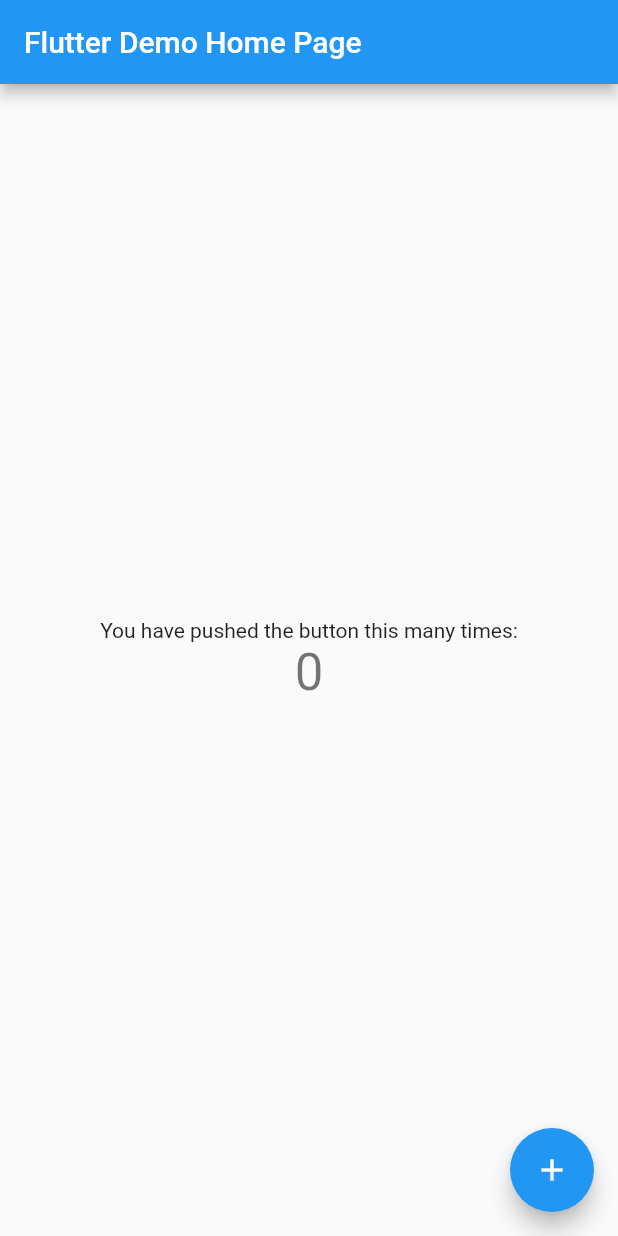
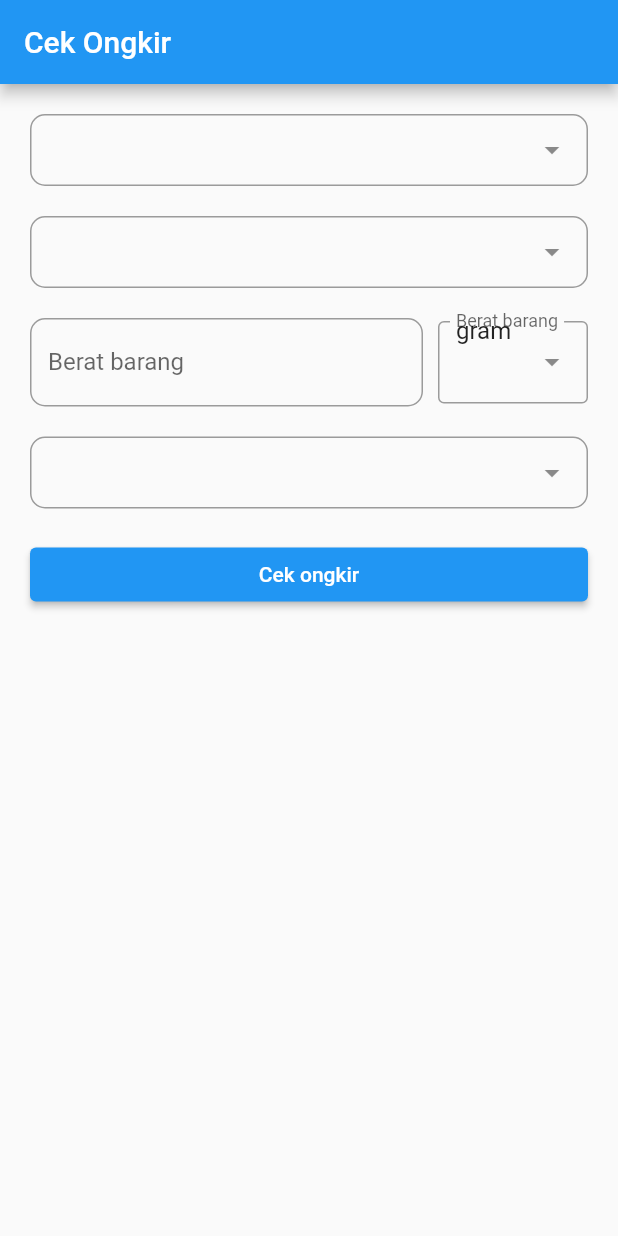
Before and after one commit to ariobramantyo/cek-ongkir, a Flutter app: the screen it shows after launch, on a phone screen of 412 x 824 dp. Run offline on Flutter 3.47's test engine with Material 2 defaults, Android fonts, the phone set to English and light mode, and no system bars; drawn by our look-alikes of dropdown_search; our stand-ins replace get.

Commit message:
finish for get data from API and simple UI

```diff
--- /dev/null
+++ b/lib/controller/ongkir_controller.dart
@@ -0,0 +1,25 @@
+import 'package:flutter/cupertino.dart';
+import 'package:get/get.dart';
+
+class OngkirController extends GetxController {
+  var sourceProvinceIsSelected = false.obs;
+  var destinationProvinceIsSelected = false.obs;
+  var sourceCityIsSelected = false.obs;
+  var destinationCityIsSelected = false.obs;
+
+  var sourceProvinceId = '0'.obs;
+  var destinationProvinceId = '0'.obs;
+
+  var weigthType = 'gram'.obs;
+
+  var courierIsSelected = false.obs;
+  var courier = ''.obs;
+
+  late TextEditingController weigthController;
+
+  @override
+  void onInit() {
+    weigthController = TextEditingController();
+    super.onInit();
+  }
+}
--- a/lib/main.dart
+++ b/lib/main.dart
@@ -1,113 +1,17 @@
+import 'package:cek_ongkir/view/home_page.dart';
 import 'package:flutter/material.dart';
+import 'package:get/get.dart';
 
 void main() {
   runApp(MyApp());
 }
 
 class MyApp extends StatelessWidget {
-  // This widget is the root of your application.
   @override
   Widget build(BuildContext context) {
-    return MaterialApp(
-      title: 'Flutter Demo',
-      theme: ThemeData(
-        // This is the theme of your application.
-        //
-        // Try running your application with "flutter run". You'll see the
-        // application has a blue toolbar. Then, without quitting the app, try
-        // changing the primarySwatch below to Colors.green and then invoke
-        // "hot reload" (press "r" in the console where you ran "flutter run",
-        // or simply save your changes to "hot reload" in a Flutter IDE).
-        // Notice that the counter didn't reset back to zero; the application
-        // is not restarted.
-        primarySwatch: Colors.blue,
-      ),
-      home: MyHomePage(title: 'Flutter Demo Home Page'),
+    return GetMaterialApp(
+      title: 'Cek Ongkir',
+      home: HomePage(),
     );
   }
 }
-
-class MyHomePage extends StatefulWidget {
-  MyHomePage({Key? key, required this.title}) : super(key: key);
-
-  // This widget is the home page of your application. It is stateful, meaning
-  // that it has a State object (defined below) that contains fields that affect
-  // how it looks.
-
-  // This class is the configuration for the state. It holds the values (in this
-  // case the title) provided by the parent (in this case the App widget) and
-  // used by the build method of the State. Fields in a Widget subclass are
-  // always marked "final".
-
-  final String title;
-
-  @override
-  _MyHomePageState createState() => _MyHomePageState();
-}
-
-class _MyHomePageState extends State<MyHomePage> {
-  int _counter = 0;
-
-  void _incrementCounter() {
-    setState(() {
-      // This call to setState tells the Flutter framework that something has
-      // changed in this State, which causes it to rerun the build method below
-      // so that the display can reflect the updated values. If we changed
-      // _counter without calling setState(), then the build method would not be
-      // called again, and so nothing would appear to happen.
-      _counter++;
-    });
-  }
-
-  @override
-  Widget build(BuildContext context) {
-    // This method is rerun every time setState is called, for instance as done
-    // by the _incrementCounter method above.
-    //
-    // The Flutter framework has been optimized to make rerunning build methods
-    // fast, so that you can just rebuild anything that needs updating rather
-    // than having to individually change instances of widgets.
-    return Scaffold(
-      appBar: AppBar(
-        // Here we take the value from the MyHomePage object that was created by
-        // the App.build method, and use it to set our appbar title.
-        title: Text(widget.title),
-      ),
-      body: Center(
-        // Center is a layout widget. It takes a single child and positions it
-        // in the middle of the parent.
-        child: Column(
-          // Column is also a layout widget. It takes a list of children and
-          // arranges them vertically. By default, it sizes itself to fit its
-          // children horizontally, and tries to be as tall as its parent.
-          //
-          // Invoke "debug painting" (press "p" in the console, choose the
-          // "Toggle Debug Paint" action from the Flutter Inspector in Android
-          // Studio, or the "Toggle Debug Paint" command in Visual Studio Code)
-          // to see the wireframe for each widget.
-          //
-          // Column has various properties to control how it sizes itself and
-          // how it positions its children. Here we use mainAxisAlignment to
-          // center the children vertically; the main axis here is the vertical
-          // axis because Columns are vertical (the cross axis would be
-          // horizontal).
-          mainAxisAlignment: MainAxisAlignment.center,
-          children: <Widget>[
-            Text(
-              'You have pushed the button this many times:',
-            ),
-            Text(
-              '$_counter',
-              style: Theme.of(context).textTheme.headline4,
-            ),
-          ],
-        ),
-      ),
-      floatingActionButton: FloatingActionButton(
-        onPressed: _incrementCounter,
-        tooltip: 'Increment',
-        child: Icon(Icons.add),
-      ), // This trailing comma makes auto-formatting nicer for build methods.
-    );
-  }
-}
--- /dev/null
+++ b/lib/models/city.dart
@@ -0,0 +1,25 @@
+class City {
+  String cityId;
+  String provinceId;
+  String province;
+  String type;
+  String cityName;
+
+  City({
+    required this.cityId,
+    required this.provinceId,
+    required this.province,
+    required this.type,
+    required this.cityName,
+  });
+
+  factory City.fromMap(Map<String, dynamic> map) {
+    return City(
+      cityId: map['city_id'],
+      provinceId: map['province_id'],
+      province: map['province'],
+      type: map['type'],
+      cityName: map['city_name'],
+    );
+  }
+}
--- /dev/null
+++ b/lib/models/province.dart
@@ -0,0 +1,10 @@
+class Province {
+  String provinceId;
+  String province;
+
+  Province({required this.provinceId, required this.province});
+
+  factory Province.fromMap(Map<String, dynamic> map) {
+    return Province(provinceId: map['province_id'], province: map['province']);
+  }
+}
--- /dev/null
+++ b/lib/utility.dart
@@ -0,0 +1,3 @@
+class Utils {
+  static const apiKey = '7a05755402744e6ce21769be9cf64555';
+}
--- a/lib/view/home_page.dart
+++ b/lib/view/home_page.dart
@@ -0,0 +1,190 @@
+import 'package:cek_ongkir/controller/ongkir_controller.dart';
+import 'package:cek_ongkir/view/widget/dropdown_city.dart';
+import 'package:cek_ongkir/view/widget/dropdown_province.dart';
+import 'package:dropdown_search/dropdown_search.dart';
+import 'package:flutter/material.dart';
+import 'package:flutter/services.dart';
+import 'package:get/get.dart';
+
+class HomePage extends StatelessWidget {
+  // const HomePage({Key? key}) : super(key: key);
+
+  final ongkirController = Get.put(OngkirController());
+
+  bool allSelected() {
+    return ongkirController.sourceProvinceIsSelected.value &&
+        ongkirController.sourceCityIsSelected.value &&
+        ongkirController.destinationProvinceIsSelected.value &&
+        ongkirController.destinationCityIsSelected.value &&
+        ongkirController.weigthController.text != '' &&
+        ongkirController.courierIsSelected.value;
+  }
+
+  @override
+  Widget build(BuildContext context) {
+    return Scaffold(
+      appBar: AppBar(
+        title: Text('Cek Ongkir'),
+      ),
+      body: SafeArea(
+        child: ListView(
+          padding: EdgeInsets.symmetric(horizontal: 20),
+          children: [
+            SizedBox(height: 20),
+            DropdownProvince(
+              type: 'asal',
+            ),
+            Obx(() {
+              return ongkirController.sourceProvinceIsSelected.value
+                  ? Padding(
+                      padding: EdgeInsets.only(top: 20),
+                      child: DropdownCity(
+                          provinceId: ongkirController.sourceProvinceId.value,
+                          type: 'asal'),
+                    )
+                  : SizedBox();
+            }),
+            SizedBox(height: 20),
+            DropdownProvince(
+              type: 'tujuan',
+            ),
+            Obx(() {
+              return ongkirController.destinationProvinceIsSelected.value
+                  ? Padding(
+                      padding: EdgeInsets.only(top: 20),
+                      child: DropdownCity(
+                          provinceId:
+                              ongkirController.destinationProvinceId.value,
+                          type: 'tujuan'),
+                    )
+                  : SizedBox();
+            }),
+            SizedBox(height: 20),
+            Row(
+              children: [
+                Expanded(
+                  child: TextField(
+                    controller: ongkirController.weigthController,
+                    decoration: InputDecoration(
+                      labelText: 'Berat barang',
+                      hintText: 'Berat barang',
+                      border: OutlineInputBorder(
+                        borderRadius: BorderRadius.circular(10),
+                      ),
+                    ),
+                    keyboardType:
+                        TextInputType.numberWithOptions(decimal: true),
+                  ),
+                ),
+                SizedBox(width: 10),
+                SizedBox(
+                  height: 55,
+                  width: 100,
+                  child: DropdownSearch<String>(
+                    mode: Mode.MENU,
+                    items: ['gram', 'kg'],
+                    selectedItem: 'gram',
+                    label: "Berat barang",
+                    hint: "Berat barang",
+                    popupItemBuilder: (context, item, isSelected) {
+                      return Container(
+                        padding: EdgeInsets.all(10),
+                        child: Text(
+                          item,
+                          style: TextStyle(fontSize: 20),
+                        ),
+                      );
+                    },
+                    onChanged: (String? type) {
+                      ongkirController.weigthType.value = type!;
+                    },
+                  ),
+                )
+              ],
+            ),
+            SizedBox(height: 20),
+            DropdownSearch<Map<String, dynamic>>(
+              mode: Mode.DIALOG,
+              items: [
+                {'code': 'jne', 'name': 'Jalur Nugraha Ekakurir (JNE)'},
+                {'code': 'pos', 'name': 'Perusahaan Opsional Surat (POS)'},
+                {'code': 'tiki', 'name': 'Titipan Kilat (TIKI)'},
+              ],
+              label: "Kurir",
+              hint: "Kurir",
+              dropdownSearchDecoration: InputDecoration(
+                  contentPadding:
+                      EdgeInsets.symmetric(horizontal: 10, vertical: 5),
+                  border: OutlineInputBorder(
+                    borderRadius: BorderRadius.circular(10),
+                  )),
+              popupItemBuilder: (context, item, isSelected) {
+                return Container(
+                  padding: EdgeInsets.all(10),
+                  child: Text(
+                    item['name'],
+                    style: TextStyle(fontSize: 20),
+                  ),
+                );
+              },
+              itemAsString: (item) {
+                return item['name'];
+              },
+              onChanged: (type) {
+                if (type != null) {
+                  ongkirController.courier.value = type['code'];
+                  ongkirController.courierIsSelected.value = true;
+                } else {
+                  ongkirController.courierIsSelected.value = false;
+                  ongkirController.courier.value = '';
+                }
+              },
+            ),
+            SizedBox(height: 20),
+            ElevatedButton(
+                onPressed: () {
+                  if (allSelected()) {
+                    Get.snackbar('Berhassil',
+                        'Cek ongkir berhasil semua data berhasil terinput',
+                        snackPosition: SnackPosition.BOTTOM);
+                  } else {
+                    Get.snackbar(
+                        'Gagal', 'Cek ongkir gagal, pastikan semua data terisi',
+                        snackPosition: SnackPosition.BOTTOM);
+                  }
+                },
+                child: Text('Cek ongkir')),
+            // Obx(() {
+            //   // if (ongkirController.sourceProvinceIsSelected.value &&
+            //   //     ongkirController.sourceCityIsSelected.value &&
+            //   //     ongkirController.destinationProvinceIsSelected.value &&
+            //   //     ongkirController.destinationCityIsSelected.value &&
+            //   //     ongkirController.weigthController.text != '' &&
+            //   //     ongkirController.courierIsSelected.value)
+            //   //   return Container(
+            //   //     height: 50,
+            //   //     color: Colors.red,
+            //   //   );
+            //   // else
+            //   //   return Container(
+            //   //     height: 50,
+            //   //     color: Colors.blue,
+            //   //   );
+            //   return ElevatedButton(
+            //       onPressed: () {
+            //         if (allSelected()) {
+            //           Get.snackbar('Berhassil',
+            //               'Cek ongkir berhasil semua data berhasil terinput');
+            //         } else {
+            //           Get.snackbar('Gagal',
+            //               'Cek ongkir gagal, pastikan semua data terisi');
+            //         }
+            //       },
+            //       child: Text('Cek ongkir'));
+            // }),
+          ],
+        ),
+      ),
+    );
+  }
+}
--- /dev/null
+++ b/lib/view/widget/dropdown_province.dart
@@ -0,0 +1,55 @@
+import 'package:cek_ongkir/controller/ongkir_controller.dart';
+import 'package:cek_ongkir/models/province.dart';
+import 'package:cek_ongkir/services/api_service.dart';
+import 'package:dropdown_search/dropdown_search.dart';
+import 'package:flutter/cupertino.dart';
+import 'package:flutter/material.dart';
+import 'package:get/get.dart';
+
+class DropdownProvince extends StatelessWidget {
+  // const DropdownProvince({Key? key}) : super(key: key);
+  final String type;
+
+  DropdownProvince({Key? key, required this.type}) : super(key: key);
+
+  final ongkirController = Get.find<OngkirController>();
+
+  @override
+  Widget build(BuildContext context) {
+    return DropdownSearch<Province>(
+      label: type == 'asal' ? 'Provinsi Asal' : 'Provinsi Tujuan',
+      dropdownSearchDecoration: InputDecoration(
+          contentPadding: EdgeInsets.symmetric(horizontal: 10, vertical: 5),
+          border: OutlineInputBorder(
+            borderRadius: BorderRadius.circular(10),
+          )),
+      onFind: (_) async {
+        return await ApiService().getProvince();
+      },
+      itemAsString: (Province province) {
+        return province.province;
+      },
+      onChanged: (Province? data) {
+        if (data != null) {
+          if (type == 'asal') {
+            ongkirController.sourceProvinceId.value = data.provinceId;
+            ongkirController.sourceProvinceIsSelected.value = true;
+          } else {
+            ongkirController.destinationProvinceId.value = data.provinceId;
+            ongkirController.destinationProvinceIsSelected.value = true;
+          }
+        } else {
+          if (type == 'asal') {
+            ongkirController.sourceProvinceId.value = '0';
+            ongkirController.sourceProvinceIsSelected.value = false;
+          } else {
+            ongkirController.destinationProvinceId.value = 'o';
+            ongkirController.destinationProvinceIsSelected.value = false;
+          }
+        }
+
+        print(data!.province);
+      },
+    );
+  }
+}
```
Also changed, not shown: lib/services/api_service.dart (added, +33 -0 lines), lib/view/widget/dropdown_city.dart (added, +52 -0 lines), 1 other file.
